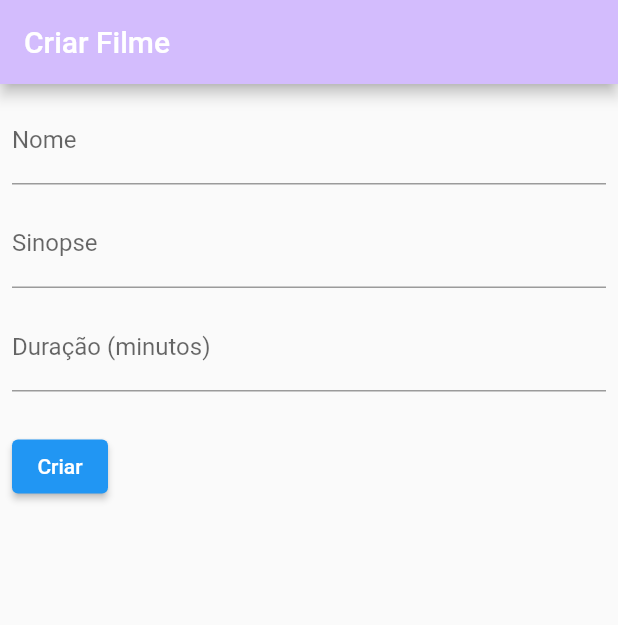
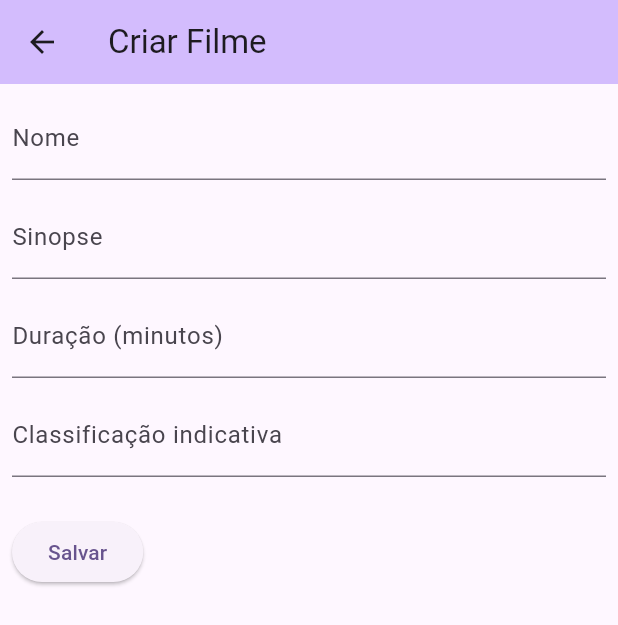
Before and after one commit to viniciusbe/flutter, a Flutter app: the screen it shows after launch, after a tap on the "add" icon, on a phone screen of 412 x 824 dp. Shown: the top 625 px of the screen. Run offline on Flutter 3.47's test engine with Material 2 defaults, Android fonts, the phone set to English and light mode, and no system bars; network calls fail.

Commit message:
ref: Minor adjustments

```diff
--- a/lib/form/form.view.dart
+++ b/lib/form/form.view.dart
@@ -1,5 +1,8 @@
 import 'package:flutter/material.dart';
 import 'package:flutter/services.dart';
+import 'package:hello_flutter/form/form.viewmodel.dart';
+import 'package:hello_flutter/home/home.viewmodel.dart';
+import 'package:provider/provider.dart';
 
 class FormView extends StatelessWidget {
   const FormView({super.key});
@@ -8,35 +11,47 @@ class FormView extends StatelessWidget {
   Widget build(BuildContext context) {
     const appTitle = 'Criar Filme';
 
-    return MaterialApp(
-      title: appTitle,
-      home: Scaffold(
+    return Scaffold(
       appBar: AppBar(
         backgroundColor: Theme.of(context).colorScheme.inversePrimary,
         title: const Text(appTitle),
+        leading: IconButton(
+          icon: const Icon(Icons.arrow_back),
+          onPressed: () {
+            Navigator.of(context).pop();
+          },
         ),
-        body: const MyCustomForm(),
       ),
+      body: const MovieForm(),
     );
   }
 }
 
-class MyCustomForm extends StatefulWidget {
-  const MyCustomForm({super.key});
+class MovieForm extends StatefulWidget {
+  const MovieForm({super.key});
 
   @override
-  MyCustomFormState createState() {
-    return MyCustomFormState();
-  }
+  MovieFormState createState() => MovieFormState();
 }
 
-class MyCustomFormState extends State<MyCustomForm> {
+class MovieFormState extends State<MovieForm> {
   final _formKey = GlobalKey<FormState>();
 
   final _nameController = TextEditingController();
   final _synopsisController = TextEditingController();
+  final _durationController = TextEditingController();
   final _ageController = TextEditingController();
-  final _durationController = TextEditingController();
+
+  late FormViewModel viewModel;
+
+  @override
+  void initState() {
+    viewModel = Provider.of<FormViewModel>(context, listen: false);
+    // WidgetsBinding.instance.addPostFrameCallback((_) {
+    //   viewModel.fetchData();
+    // });
+    super.initState();
+  }
 
   @override
   Widget build(BuildContext context) {
@@ -45,7 +60,9 @@ class MyCustomFormState extends State<MyCustomForm> {
       key: _formKey,
       child: Container(
           padding: const EdgeInsets.all(8),
-          child: Column(
+          child: Consumer<HomeViewModel>(
+            builder: (_, value, child) {
+              return Column(
                 crossAxisAlignment: CrossAxisAlignment.start,
                 children: [
                   TextFormField(
@@ -53,7 +70,7 @@ class MyCustomFormState extends State<MyCustomForm> {
                         labelText: 'Nome', hintText: 'Openheimer'),
                     validator: (value) {
                       if (value == null || value.isEmpty) {
-                    return 'Please enter some text';
+                        return 'Campo obrigatório';
                       }
                       return null;
                     },
@@ -69,7 +86,7 @@ class MyCustomFormState extends State<MyCustomForm> {
                             'Oppenheimer é um filme histórico de drama dirigido por ...'),
                     validator: (value) {
                       if (value == null || value.isEmpty) {
-                    return 'Please enter some text';
+                        return 'Campo obrigatório';
                       }
                       return null;
                     },
@@ -83,7 +100,7 @@ class MyCustomFormState extends State<MyCustomForm> {
                         labelText: 'Duração (minutos)', hintText: '120'),
                     validator: (value) {
                       if (value == null || value.isEmpty) {
-                    return 'Please enter some text';
+                        return 'Campo obrigatório';
                       }
                       return null;
                     },
@@ -93,25 +110,41 @@ class MyCustomFormState extends State<MyCustomForm> {
                   const SizedBox(
                     height: 10,
                   ),
+                  TextFormField(
+                    decoration: const InputDecoration(
+                        labelText: 'Classificação indicativa'),
+                    validator: (value) {
+                      if (value == null || value.isEmpty) {
+                        return 'Campo obrigatório';
+                      }
+                      return null;
+                    },
+                    controller: _ageController,
+                  ),
+                  const SizedBox(
+                    height: 10,
+                  ),
                   Padding(
                     padding: const EdgeInsets.symmetric(vertical: 16),
                     child: ElevatedButton(
                       onPressed: () {
-                    // Validate returns true if the form is valid, or false otherwise.
                         if (_formKey.currentState!.validate()) {
-                      // If the form is valid, display a snackbar. In the real world,
-                      // you'd often call a server or save the information in a database.
                           ScaffoldMessenger.of(context).showSnackBar(
-                        SnackBar(
-                            content: Text(
-                                'Processing Data ${_nameController.text} ${_synopsisController.text}')),
+                            const SnackBar(content: Text('Criando Filme')),
                           );
+                          viewModel.createData(
+                              _nameController.text,
+                              _synopsisController.text,
+                              int.parse(_durationController.text),
+                              int.parse(_ageController.text));
                         }
                       },
-                  child: const Text('Criar'),
+                      child: const Text('Salvar'),
                     ),
                   ),
                 ],
+              );
+            },
           )),
     );
   }
--- a/lib/home/home.view.dart
+++ b/lib/home/home.view.dart
@@ -1,7 +1,7 @@
 import 'package:flutter/material.dart';
 import 'package:hello_flutter/form/form.view.dart';
-import 'package:hello_flutter/home/home.model.dart';
 import 'package:hello_flutter/home/home.viewmodel.dart';
+import 'package:hello_flutter/shared/movie.model.dart';
 import 'package:provider/provider.dart';
 
 class HomeView extends StatefulWidget {
@@ -32,18 +32,7 @@ class _HomeViewState extends State<HomeView> {
         backgroundColor: Theme.of(context).colorScheme.inversePrimary,
         title: Text(widget.title),
       ),
-      body: Center(child: Consumer<HomeViewModel>(builder: (_, model, child) {
-        if (model.isLoading) {
-          return const CircularProgressIndicator();
-        }
-        List<Movie> list = model.homeModel.items;
-
-        return ListView.builder(
-            itemCount: list.length,
-            itemBuilder: (_, index) {
-              return ListTile(title: Text(list[index].name));
-            });
-      })),
+      body: const MovieList(),
       floatingActionButton: FloatingActionButton(
         onPressed: () => {
           Navigator.of(context)
@@ -54,3 +43,23 @@ class _HomeViewState extends State<HomeView> {
     );
   }
 }
+
+class MovieList extends StatelessWidget {
+  const MovieList({super.key});
+
+  @override
+  Widget build(BuildContext context) {
+    return Center(child: Consumer<HomeViewModel>(builder: (_, model, child) {
+      if (model.isLoading()) {
+        return const CircularProgressIndicator();
+      }
+      List<Movie> list = model.homeModel.items;
+
+      return ListView.builder(
+          itemCount: list.length,
+          itemBuilder: (_, index) {
+            return ListTile(title: Text(list[index].name!));
+          });
+    }));
+  }
+}
--- a/lib/home/home.viewmodel.dart
+++ b/lib/home/home.viewmodel.dart
@@ -1,10 +1,11 @@
 import 'package:flutter/material.dart';
 import 'package:hello_flutter/shared/loading.viewmodel.dart';
 import 'package:hello_flutter/home/home.model.dart';
+import 'package:hello_flutter/shared/movie.model.dart';
 import 'dart:convert';
 import 'package:http/http.dart' as http;
 
-class HomeViewModel extends LoadingViewModel {
+class HomeViewModel extends StatusViewModel {
   MovieListModel _homeModel = MovieListModel();
 
   HomeViewModel();
@@ -20,7 +21,7 @@ class HomeViewModel extends LoadingViewModel {
 
   Future<void> fetchData() async {
     try {
-      isLoading = true;
+      status = Status.loading;
       final response = await http.get(
           Uri.parse(
               'https://fqzyopllwufpsragzdju.supabase.co/rest/v1/movies?select=*'),
@@ -33,11 +34,12 @@ class HomeViewModel extends LoadingViewModel {
 
       List<dynamic> list = json.decode(response.body);
       _homeModel = MovieListModel.fromJson(list);
+      status = Status.success;
     } catch (exc) {
+      status = Status.error;
       debugPrint('Error in _fetchData : ${exc.toString()}');
     }
 
-    isLoading = false;
     notifyListeners();
   }
 }
--- a/lib/main.dart
+++ b/lib/main.dart
@@ -1,11 +1,15 @@
 import 'package:flutter/material.dart';
+import 'package:hello_flutter/form/form.viewmodel.dart';
 import 'package:hello_flutter/home/home.view.dart';
 import 'package:hello_flutter/home/home.viewmodel.dart';
 import 'package:provider/provider.dart';
 
 Future<void> main() async {
   runApp(MultiProvider(
-    providers: [ChangeNotifierProvider(create: (_) => HomeViewModel())],
+    providers: [
+      ChangeNotifierProvider(create: (_) => HomeViewModel()),
+      ChangeNotifierProvider(create: (_) => FormViewModel())
+    ],
     child: const MyApp(),
   ));
 }
--- a/lib/shared/loading.viewmodel.dart
+++ b/lib/shared/loading.viewmodel.dart
@@ -1,12 +1,18 @@
 import 'package:flutter/foundation.dart' show ChangeNotifier;
 
-class LoadingViewModel with ChangeNotifier {
-  bool _isLoading = false;
+enum Status { loading, success, error }
 
-  bool get isLoading => _isLoading;
+class StatusViewModel with ChangeNotifier {
+  Status _status = Status.loading;
 
-  set isLoading(bool isLoading) {
-    _isLoading = isLoading;
+  Status get status => _status;
+
+  set status(Status status) {
+    _status = status;
     notifyListeners();
   }
+
+  bool isLoading() => _status == Status.loading;
+  bool isSuccess() => _status == Status.success;
+  bool isError() => _status == Status.error;
 }
```
Also changed, not shown: lib/rest_api_service.dart (deleted, +0 -24 lines). Lines whose indentation alone changed are shown as unchanged.
